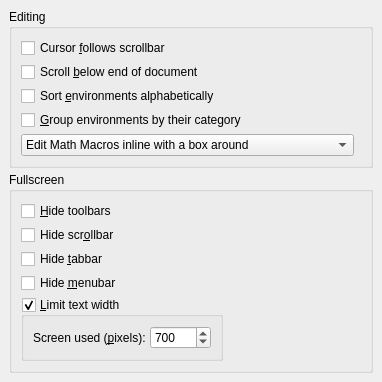
This is src/frontends/qt4/ui/PrefEditUi.ui in cburschka/lyx as Qt 5 draws it before an edit. The edited form follows.
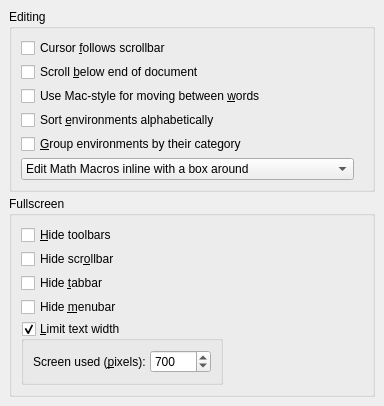
This is the edited form.

Commit message: UI for #4581. Patch from Ale.

Diff of the .ui file:
```diff
--- a/src/frontends/qt4/ui/PrefEditUi.ui
+++ b/src/frontends/qt4/ui/PrefEditUi.ui
@@ -5,7 +5,7 @@
    <rect>
     <x>0</x>
     <y>0</y>
-    <width>382</width>
+    <width>384</width>
     <height>361</height>
    </rect>
   </property>
@@ -45,21 +45,21 @@
         </property>
        </widget>
       </item>
-      <item row="2" column="0">
+      <item row="4" column="0">
        <widget class="QCheckBox" name="sortEnvironmentsCB">
         <property name="text">
          <string>Sort &amp;environments alphabetically</string>
         </property>
        </widget>
       </item>
-      <item row="3" column="0">
+      <item row="5" column="0">
        <widget class="QCheckBox" name="groupEnvironmentsCB">
         <property name="text">
          <string>&amp;Group environments by their category</string>
         </property>
        </widget>
       </item>
-      <item row="4" column="0">
+      <item row="6" column="0">
        <widget class="QComboBox" name="macroEditStyleCO">
         <item>
          <property name="text">
@@ -78,7 +78,7 @@
         </item>
        </widget>
       </item>
-      <item row="4" column="1">
+      <item row="6" column="1">
        <spacer name="horizontalSpacer">
         <property name="orientation">
          <enum>Qt::Horizontal</enum>
@@ -91,6 +91,13 @@
         </property>
        </spacer>
       </item>
+      <item row="3" column="0">
+       <widget class="QCheckBox" name="macLikeWordMovementCB">
+        <property name="text">
+         <string>Use Mac-style for moving between &amp;words</string>
+        </property>
+       </widget>
+      </item>
      </layout>
     </widget>
    </item>
```
Left out of the diff: 3 changed lines with no effect on the pictures. The commit also changes 1 other file.
